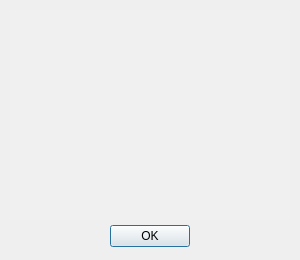
Before: the Qt Designer form src/whatsnewdialog.ui in ap0110/qavimator, drawn with Qt 5.
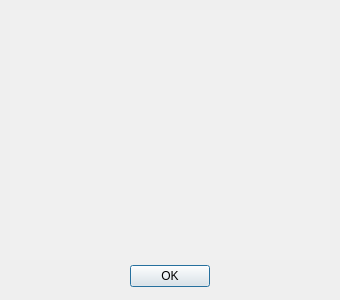
After: the same form once the commit is applied.

Commit message: QAV-7 Fixed copy command in linux deployment script Increased size of What's New dialog to fit text on all operating systems

Diff of the .ui file:
```diff
--- a/src/whatsnewdialog.ui
+++ b/src/whatsnewdialog.ui
@@ -6,8 +6,8 @@
    <rect>
     <x>0</x>
     <y>0</y>
-    <width>300</width>
-    <height>260</height>
+    <width>340</width>
+    <height>300</height>
    </rect>
   </property>
   <property name="sizePolicy">
@@ -18,14 +18,14 @@
   </property>
   <property name="minimumSize">
    <size>
-    <width>300</width>
-    <height>260</height>
+    <width>340</width>
+    <height>300</height>
    </size>
   </property>
   <property name="maximumSize">
    <size>
-    <width>300</width>
-    <height>260</height>
+    <width>340</width>
+    <height>300</height>
    </size>
   </property>
   <property name="palette">
@@ -72,8 +72,8 @@
    <property name="geometry">
     <rect>
      <x>10</x>
-     <y>220</y>
-     <width>280</width>
+     <y>260</y>
+     <width>320</width>
      <height>32</height>
     </rect>
    </property>
@@ -92,8 +92,8 @@
     <rect>
      <x>10</x>
      <y>10</y>
-     <width>280</width>
-     <height>210</height>
+     <width>320</width>
+     <height>250</height>
     </rect>
    </property>
    <property name="frameShape">
```
The commit also changes 1 other file.
